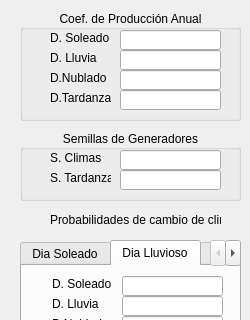
First picture: the form in interfaces/qt/params.ui, repository 83723-matias-perlo/finalsimseptiembre2022, before the edit; both pictures show x 0 to 250 and y 0 to 320 of the 250 by 471 pixel window.
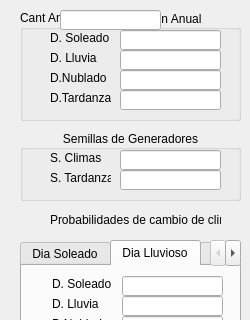
Second picture: the form after the edit.

Commit message: setea cant años y falta tabla

The edit to the form file:
```diff
--- a/interfaces/qt/params.ui
+++ b/interfaces/qt/params.ui
@@ -88,6 +88,32 @@
      <cstring>txtCoefNublado</cstring>
     </property>
    </widget>
+    <widget class="QLabel" name="label_anios">
+        <property name="geometry">
+        <rect>
+        <x>0</x>
+        <y>0</y>
+        <width>61</width>
+        <height>16</height>
+        </rect>
+        </property>
+        <property name="text">
+        <string>Cant Anios</string>
+        </property>
+        <property name="buddy">
+        <cstring>txtCoefTardanza</cstring>
+        </property>
+    </widget>
+    <widget class="QLineEdit" name="txtCantAnios">
+        <property name="geometry">
+        <rect>
+        <x>40</x>
+        <y>0</y>
+        <width>101</width>
+        <height>20</height>
+        </rect>
+        </property>
+    </widget>
    <widget class="QLabel" name="label_4">
     <property name="geometry">
      <rect>
```
The commit also changes 3 other files.
